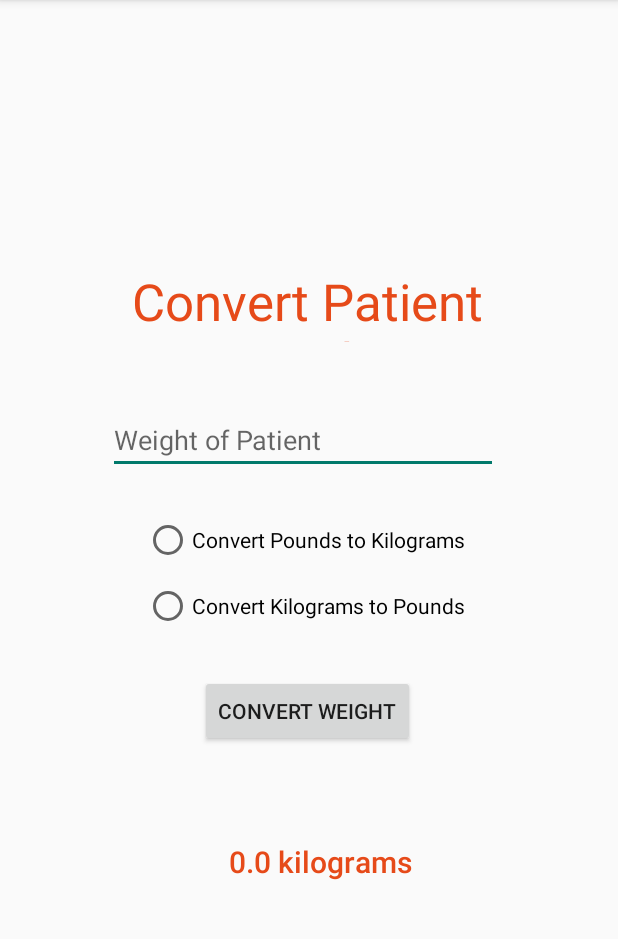
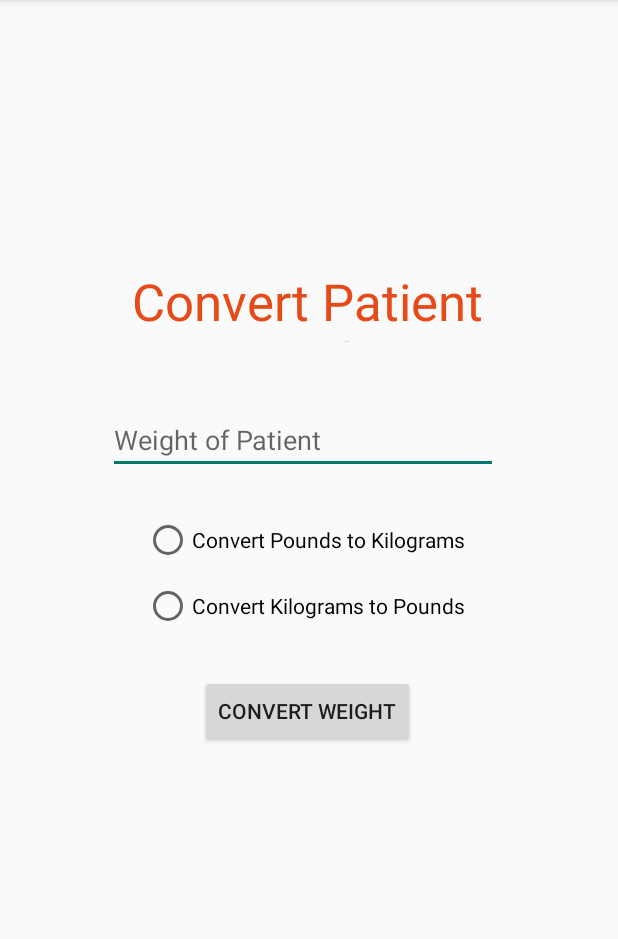
Before and after one commit to brtfc/WeightConverter, an Android app: the screen it shows after launch (MainActivity), after a tap on "CONVERT WEIGHT", on a phone screen of 412 x 824 dp, the part 84-1023 px from its top. Run offline under Robolectric (Android 15) with nearby library versions, the phone set to English and light mode, and no system bars; 1 statement that could not run was skipped.

Commit message:
new changes

```diff
--- a/app/src/main/java/com/princeadom/weightconverter/MainActivity.java
+++ b/app/src/main/java/com/princeadom/weightconverter/MainActivity.java
@@ -46,13 +46,7 @@ public class MainActivity extends AppCompatActivity {
                         Toast.makeText(getApplicationContext(), "Max Weight Exceeded", Toast.LENGTH_LONG).show();
                     }
                 }
-                else {
-                    converted_weight = userWeight * 2.20462;
-                    displayConvertedWeight.setText(String.format("%.1f kilograms", converted_weight));
-                }
-
-/*
-                if(kilosToPounds.isChecked()){
+                else if (kilosToPounds.isChecked()){
                     if(userWeight <= 500){
                         converted_weight = userWeight * 2.20462;
                         displayConvertedWeight.setText(String.format("%.1f kilograms", converted_weight));
@@ -61,7 +55,7 @@ public class MainActivity extends AppCompatActivity {
                         Toast.makeText(getApplicationContext(), "Max Weight Exceeded", Toast.LENGTH_LONG).show();
                     }
                 }
- */
+
             }
         });
     }
--- a/app/src/main/res/layout/activity_main.xml
+++ b/app/src/main/res/layout/activity_main.xml
@@ -33,6 +33,7 @@
         app:layout_constraintBottom_toBottomOf="parent"
         app:layout_constraintStart_toStartOf="parent" />
 
+
     <RadioGroup
         android:layout_width="wrap_content"
         android:layout_height="wrap_content"
@@ -50,6 +51,7 @@
             android:layout_marginLeft="96dp"
             android:layout_marginBottom="392dp"
             android:text="Convert Pounds to Kilograms"
+            android:checked="false"
             app:layout_constraintBottom_toBottomOf="parent"
             app:layout_constraintStart_toStartOf="parent" />
 
@@ -61,8 +63,10 @@
             android:layout_marginLeft="96dp"
             android:layout_marginBottom="348dp"
             android:text="Convert Kilograms to Pounds"
+            android:checked="false"
             app:layout_constraintBottom_toBottomOf="parent"
             app:layout_constraintStart_toStartOf="parent" />
+
 
     <Button
         android:id="@+id/convertWeight_btn"
@@ -88,7 +92,6 @@
         app:layout_constraintBottom_toBottomOf="parent"
         app:layout_constraintStart_toStartOf="parent" />
 
-    />
 
 
 </android.support.constraint.ConstraintLayout>
```
Lines whose indentation alone changed are shown as unchanged.
